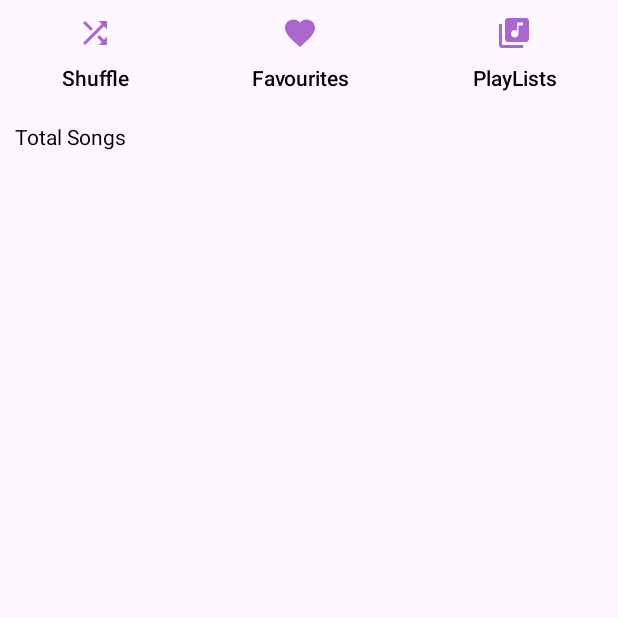
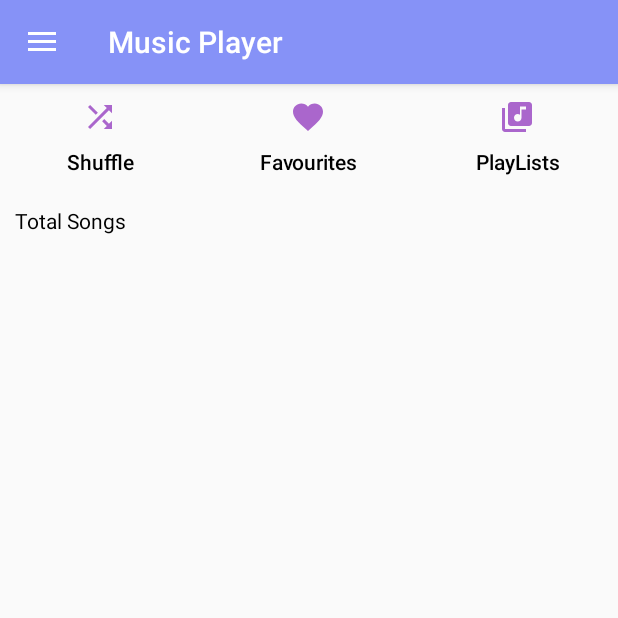
Before and after one commit to kainfuon/MusicPlayer, an Android app: the screen it shows after launch (MainActivity), on a phone screen of 412 x 824 dp, the top half of it. Run offline under Robolectric (Android 15) with nearby library versions, the phone set to English and light mode, and no system bars.

Commit message:
nav bar commit

```diff
--- a/app/src/main/AndroidManifest.xml
+++ b/app/src/main/AndroidManifest.xml
@@ -5,6 +5,8 @@
     <uses-permission android:name="android.permission.WRITE_EXTERNAL_STORAGE"
         tools:ignore="ScopedStorage" />
     <uses-permission android:name="android.permission.READ_MEDIA_AUDIO"/>
+    <uses-permission android:name="android.permission.FOREGROUND_SERVICE" />
+    <uses-permission android:name="android.permission.INTERNET" />
 
     <application
         android:allowBackup="true"
--- a/app/src/main/java/com/example/musicPlayer/MainActivity.kt
+++ b/app/src/main/java/com/example/musicPlayer/MainActivity.kt
@@ -4,20 +4,29 @@ import android.content.Intent
 import android.content.pm.PackageManager
 import android.os.Build
 import android.os.Bundle
+import android.view.MenuItem
 import android.widget.Toast
+import androidx.appcompat.app.ActionBarDrawerToggle
 import androidx.appcompat.app.AppCompatActivity
 import androidx.core.app.ActivityCompat
 import com.example.musicPlayer.databinding.ActivityMainBinding
+import kotlin.system.exitProcess
 
 class MainActivity : AppCompatActivity() {
 
     private lateinit var binding: ActivityMainBinding
+    private lateinit var togger: ActionBarDrawerToggle
     override fun onCreate(savedInstanceState: Bundle?) {
         super.onCreate(savedInstanceState)
         requestRuntimePermission()
         setTheme(R.style.Theme_MusicPlayer)
         binding = ActivityMainBinding.inflate(layoutInflater)
         setContentView(binding.root)
+
+        togger = ActionBarDrawerToggle(this, binding.root, R.string.open, R.string.close)
+        binding.root.addDrawerListener(togger)
+        togger.syncState()
+        supportActionBar?.setDisplayHomeAsUpEnabled(true)
 
         binding.shuffleBtn.setOnClickListener {
             val intent = Intent(this@MainActivity, PlayerActivity::class.java)
@@ -29,16 +38,22 @@ class MainActivity : AppCompatActivity() {
         binding.playlistBtn.setOnClickListener {
             startActivity(Intent(this@MainActivity, PlaylistActivity::class.java))
         }
+
+        binding.navVieW.setNavigationItemSelectedListener {
+            when(it.itemId)
+            {
+                R.id.navFeedback -> Toast.makeText(baseContext, "Feedback", Toast.LENGTH_SHORT).show()
+                R.id.navSetting -> Toast.makeText(baseContext, "Setting", Toast.LENGTH_SHORT).show()
+                R.id.navAbout -> Toast.makeText(baseContext, "About", Toast.LENGTH_SHORT).show()
+                R.id.navExit -> exitProcess(1)
+            }
+            true
+        }
+
     }
 
     // For requesting permission
-//    private fun requestRuntimePermission() {
-//        if(ActivityCompat.checkSelfPermission(this,android.Manifest.permission.WRITE_EXTERNAL_STORAGE)
-//            != PackageManager.PERMISSION_GRANTED)
-//        {
-//            ActivityCompat.requestPermissions(this, arrayOf(android.Manifest.permission.WRITE_EXTERNAL_STORAGE), 13)
-//        }
-//    }
+//
     private fun requestRuntimePermission() :Boolean{
         if(Build.VERSION.SDK_INT < Build.VERSION_CODES.TIRAMISU){
             if(ActivityCompat.checkSelfPermission(this, android.Manifest.permission.WRITE_EXTERNAL_STORAGE)
@@ -70,6 +85,13 @@ class MainActivity : AppCompatActivity() {
             else
                 ActivityCompat.requestPermissions(this, arrayOf(android.Manifest.permission.WRITE_EXTERNAL_STORAGE),13)
         }
+
+    }
+
+    override fun onOptionsItemSelected(item: MenuItem): Boolean {
+        if(togger.onOptionsItemSelected(item))
+            return true
+        return super.onOptionsItemSelected(item)
     }
 
 
--- /dev/null
+++ b/app/src/main/res/drawable/about_icon.xml
@@ -0,0 +1,5 @@
+<vector android:height="24dp" android:tint="#000000"
+    android:viewportHeight="24" android:viewportWidth="24"
+    android:width="24dp" xmlns:android="http://schemas.android.com/apk/res/android">
+    <path android:fillColor="@android:color/white" android:pathData="M11,7h2v2h-2V7zM11,11h2v6h-2V11zM12,2C6.48,2 2,6.48 2,12s4.48,10 10,10s10,-4.48 10,-10S17.52,2 12,2zM12,20c-4.41,0 -8,-3.59 -8,-8s3.59,-8 8,-8s8,3.59 8,8S16.41,20 12,20z"/>
+</vector>
--- /dev/null
+++ b/app/src/main/res/drawable/exit_icon.xml
@@ -0,0 +1,5 @@
+<vector android:autoMirrored="true" android:height="24dp"
+    android:tint="#000000" android:viewportHeight="24"
+    android:viewportWidth="24" android:width="24dp" xmlns:android="http://schemas.android.com/apk/res/android">
+    <path android:fillColor="@android:color/white" android:pathData="M10.09,15.59L11.5,17l5,-5 -5,-5 -1.41,1.41L12.67,11H3v2h9.67l-2.58,2.59zM19,3H5c-1.11,0 -2,0.9 -2,2v4h2V5h14v14H5v-4H3v4c0,1.1 0.89,2 2,2h14c1.1,0 2,-0.9 2,-2V5c0,-1.1 -0.9,-2 -2,-2z"/>
+</vector>
--- /dev/null
+++ b/app/src/main/res/drawable/feedback_icon.xml
@@ -0,0 +1,5 @@
+<vector android:height="24dp" android:tint="#000000"
+    android:viewportHeight="24" android:viewportWidth="24"
+    android:width="24dp" xmlns:android="http://schemas.android.com/apk/res/android">
+    <path android:fillColor="@android:color/white" android:pathData="M20,2L4,2c-1.1,0 -1.99,0.9 -1.99,2L2,22l4,-4h14c1.1,0 2,-0.9 2,-2L22,4c0,-1.1 -0.9,-2 -2,-2zM13,14h-2v-2h2v2zM13,10h-2L11,6h2v4z"/>
+</vector>
--- /dev/null
+++ b/app/src/main/res/drawable/settings_icon.xml
@@ -0,0 +1,5 @@
+<vector android:height="24dp" android:tint="#000000"
+    android:viewportHeight="24" android:viewportWidth="24"
+    android:width="24dp" xmlns:android="http://schemas.android.com/apk/res/android">
+    <path android:fillColor="@android:color/white" android:pathData="M19.14,12.94c0.04,-0.3 0.06,-0.61 0.06,-0.94c0,-0.32 -0.02,-0.64 -0.07,-0.94l2.03,-1.58c0.18,-0.14 0.23,-0.41 0.12,-0.61l-1.92,-3.32c-0.12,-0.22 -0.37,-0.29 -0.59,-0.22l-2.39,0.96c-0.5,-0.38 -1.03,-0.7 -1.62,-0.94L14.4,2.81c-0.04,-0.24 -0.24,-0.41 -0.48,-0.41h-3.84c-0.24,0 -0.43,0.17 -0.47,0.41L9.25,5.35C8.66,5.59 8.12,5.92 7.63,6.29L5.24,5.33c-0.22,-0.08 -0.47,0 -0.59,0.22L2.74,8.87C2.62,9.08 2.66,9.34 2.86,9.48l2.03,1.58C4.84,11.36 4.8,11.69 4.8,12s0.02,0.64 0.07,0.94l-2.03,1.58c-0.18,0.14 -0.23,0.41 -0.12,0.61l1.92,3.32c0.12,0.22 0.37,0.29 0.59,0.22l2.39,-0.96c0.5,0.38 1.03,0.7 1.62,0.94l0.36,2.54c0.05,0.24 0.24,0.41 0.48,0.41h3.84c0.24,0 0.44,-0.17 0.47,-0.41l0.36,-2.54c0.59,-0.24 1.13,-0.56 1.62,-0.94l2.39,0.96c0.22,0.08 0.47,0 0.59,-0.22l1.92,-3.32c0.12,-0.22 0.07,-0.47 -0.12,-0.61L19.14,12.94zM12,15.6c-1.98,0 -3.6,-1.62 -3.6,-3.6s1.62,-3.6 3.6,-3.6s3.6,1.62 3.6,3.6S13.98,15.6 12,15.6z"/>
+</vector>
--- a/app/src/main/res/layout/activity_main.xml
+++ b/app/src/main/res/layout/activity_main.xml
@@ -1,14 +1,18 @@
 <?xml version="1.0" encoding="utf-8"?>
-<androidx.constraintlayout.widget.ConstraintLayout xmlns:android="http://schemas.android.com/apk/res/android"
+<androidx.drawerlayout.widget.DrawerLayout xmlns:android="http://schemas.android.com/apk/res/android"
     xmlns:app="http://schemas.android.com/apk/res-auto"
     xmlns:tools="http://schemas.android.com/tools"
     android:layout_width="match_parent"
     android:layout_height="match_parent"
+    android:fitsSystemWindows="true"
+    tools:openDrawer="start"
     tools:context=".MainActivity">
+
+
 
     <LinearLayout
         android:layout_width="match_parent"
-        android:layout_height="match_parent"
+        android:layout_height="0dp"
         android:orientation="vertical">
 
 <!--        for button-->
@@ -70,4 +74,13 @@
 
     </LinearLayout>
 
-</androidx.constraintlayout.widget.ConstraintLayout>
+    <com.google.android.material.navigation.NavigationView
+        android:id="@+id/navVieW"
+        android:layout_width="wrap_content"
+        android:layout_height="match_parent"
+        android:layout_gravity="start"
+        android:fitsSystemWindows="true"
+        app:headerLayout="@layout/nav_header"
+        app:menu="@menu/nav_menu"/>
+
+</androidx.drawerlayout.widget.DrawerLayout>
--- /dev/null
+++ b/app/src/main/res/menu/nav_menu.xml
@@ -0,0 +1,19 @@
+<?xml version="1.0" encoding="utf-8"?>
+<menu xmlns:android="http://schemas.android.com/apk/res/android">
+
+    <item android:id="@+id/navFeedback"
+        android:title="@string/feedback"
+        android:icon="@drawable/feedback_icon"/>
+
+    <item android:id="@+id/navSetting"
+        android:title="@string/setting"
+        android:icon="@drawable/about_icon"/>
+
+    <item android:id="@+id/navAbout"
+        android:title="@string/about"
+        android:icon="@drawable/about_icon"/>
+
+    <item android:id="@+id/navExit"
+        android:title="@string/exit"
+        android:icon="@drawable/exit_icon"/>
+</menu>
--- a/app/src/main/res/values/themes.xml
+++ b/app/src/main/res/values/themes.xml
@@ -1,13 +1,17 @@
 <resources xmlns:tools="http://schemas.android.com/tools">
     <!-- Base application theme. -->
-    <style name="Base.Theme.MusicPlayer" parent="Theme.Material3.DayNight.NoActionBar">
+    <style name="Base.Theme.MusicPlayer" parent="Theme.MaterialComponents.Light.DarkActionBar.Bridge">
         <!-- Customize your light theme here. -->
         <!-- <item name="colorPrimary">@color/my_light_primary</item> -->
+        <item name="colorPrimary">@color/lavender</item>
     </style>
 
     <style name="Theme.MusicPlayer" parent="Base.Theme.MusicPlayer" />
 
     <style name="splash_screen" parent="Theme.MaterialComponents.Light.NoActionBar">
         <item name="android:windowBackground">@drawable/splash_screen</item>
+        <item name="android:forceDarkAllowed" tools:targetApi="q">false</item>
     </style>
+
+    <attr name="themeColor" format="color"/>
 </resources>
```
Also changed, not shown: app/src/main/res/layout/app_bar_main.xml (added, +23 -0 lines), app/src/main/res/layout/nav_header.xml (added, +27 -0 lines), app/src/main/res/values/strings.xml (+32 -1 lines).
